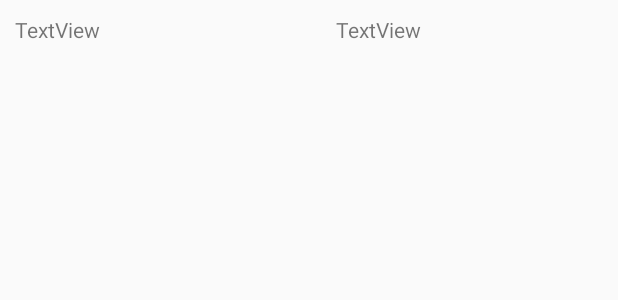
After one commit to rahul-sinha1908/sales-app, an Android app: the layout inflate_report_field.xml on its own in the app's theme, with its tools: preview values and no code run, on a phone screen of 412 x 824 dp. The commit adds this screen. Shown: the top 300 px of the screen. Run offline under Robolectric (Android 15) with nearby library versions, the phone set to English and light mode, and no system bars.

Commit message:
Improved UI of Show Report

```diff
--- a/app/src/main/java/com/applehack/rsinha/salesapp/database/MyDataBase.java
+++ b/app/src/main/java/com/applehack/rsinha/salesapp/database/MyDataBase.java
@@ -106,7 +106,7 @@ public class MyDataBase {
         createTable(context, tName);
         ArrayList<SoldObject> data = new ArrayList<SoldObject>();
         try{
-            String sql="SELECT Name, Quantity FROM `"+tName+"` ";
+            String sql="SELECT Name, SUM(Quantity) FROM `"+tName+"` GROUP BY Name";
             Cursor cursor = sdb.rawQuery(sql,null);
 
             if(cursor!=null && cursor.moveToFirst()){
--- /dev/null
+++ b/app/src/main/res/layout/inflate_report_field.xml
@@ -0,0 +1,20 @@
+<?xml version="1.0" encoding="utf-8"?>
+<LinearLayout xmlns:android="http://schemas.android.com/apk/res/android"
+    android:orientation="horizontal" android:layout_width="match_parent"
+    android:layout_height="wrap_content"
+    android:padding="10dp">
+
+    <TextView
+        android:text="TextView"
+        android:layout_width="wrap_content"
+        android:layout_height="wrap_content"
+        android:id="@+id/txt_field_product_name"
+        android:layout_weight="1" />
+
+    <TextView
+        android:text="TextView"
+        android:layout_width="20dp"
+        android:layout_height="wrap_content"
+        android:id="@+id/txt_field_product_quantity"
+        android:layout_weight="1" />
+</LinearLayout>
```
Also changed, not shown: app/src/main/java/com/applehack/rsinha/salesapp/ShowReport.java (+32 -8 lines), app/src/main/res/layout/inflate_report.xml (+24 -1 lines).
